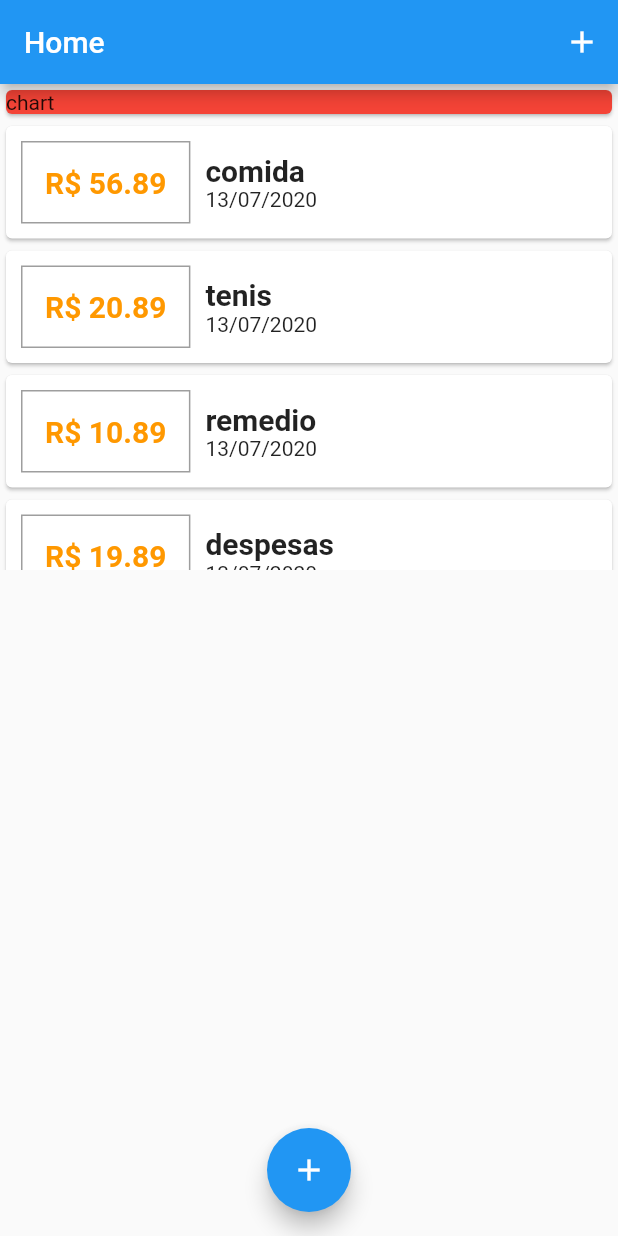
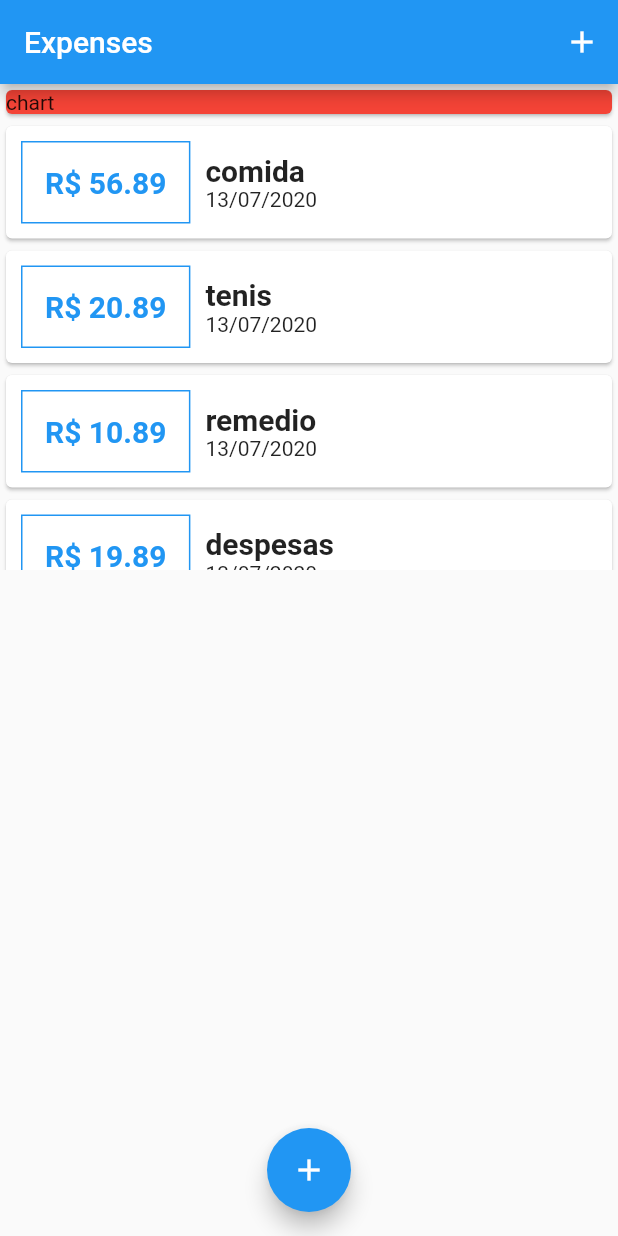
Before and after one commit to marciopaulosoares/flutter-despesas, a Flutter app: the screen it shows after launch, on a phone screen of 412 x 824 dp. Run offline on Flutter 3.47's test engine with Material 2 defaults, Android fonts, the phone set to English and light mode, and no system bars.

Commit message:
Adicionando Tema a aplicação

```diff
--- a/lib/main.dart
+++ b/lib/main.dart
@@ -33,7 +33,7 @@ class MyApp extends StatelessWidget {
         // from the list (English, in this case).
         return Locale('pt', '');
       },
-      title: 'Flutter Demo',
+      title: 'Expenses',
       theme: ThemeData(
         // This is the theme of your application.
         //
@@ -94,7 +94,7 @@ class _MyHomePageState extends State<MyHomePage> {
   Widget build(BuildContext context) {
     return Scaffold(
       appBar: AppBar(
-        title: Text('Home'),
+        title: Text('Expenses'),
         actions: <Widget>[
           IconButton(
             icon: Icon(Icons.add),
--- a/lib/widgets/transaction_list_item.dart
+++ b/lib/widgets/transaction_list_item.dart
@@ -13,14 +13,14 @@ class TransactionListItem extends StatelessWidget {
         children: <Widget>[
           Container(
               margin: EdgeInsets.symmetric(vertical: 10, horizontal: 10),
-              decoration: BoxDecoration(border: Border.all(color: Colors.grey)),
+              decoration: BoxDecoration(border: Border.all(color: Theme.of(context).primaryColor)),
               padding: EdgeInsets.all(15),
               child: Text(
                 'R\$ ${tx.amount.toStringAsFixed(2)}',
                 style: TextStyle(
                     fontWeight: FontWeight.bold,
                     fontSize: 20,
-                    color: Colors.orange),
+                    color: Theme.of(context).primaryColor),
               )),
           Column(
             crossAxisAlignment: CrossAxisAlignment.start,
```
